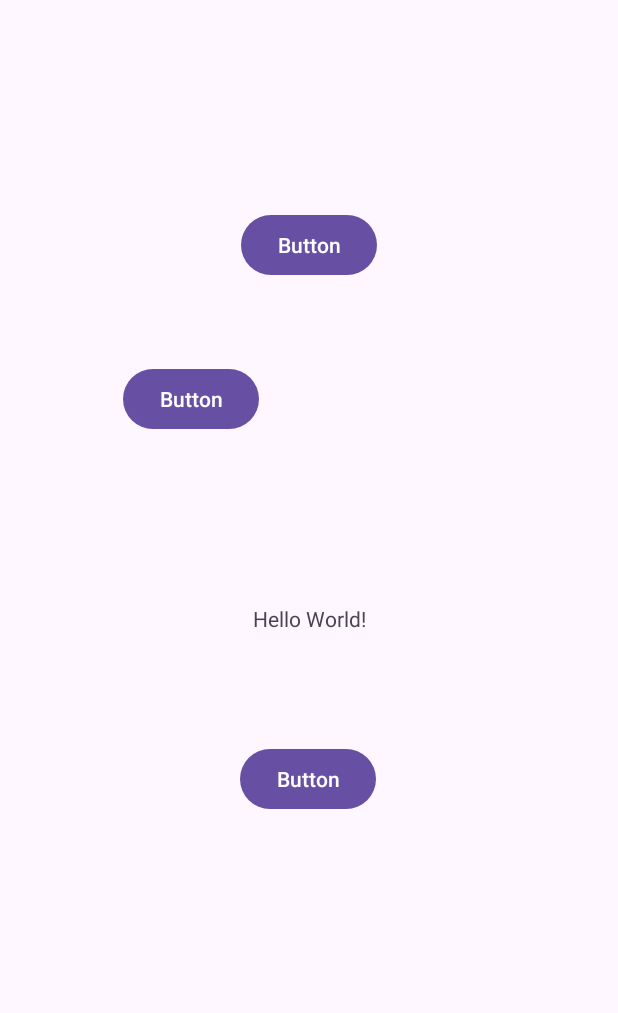
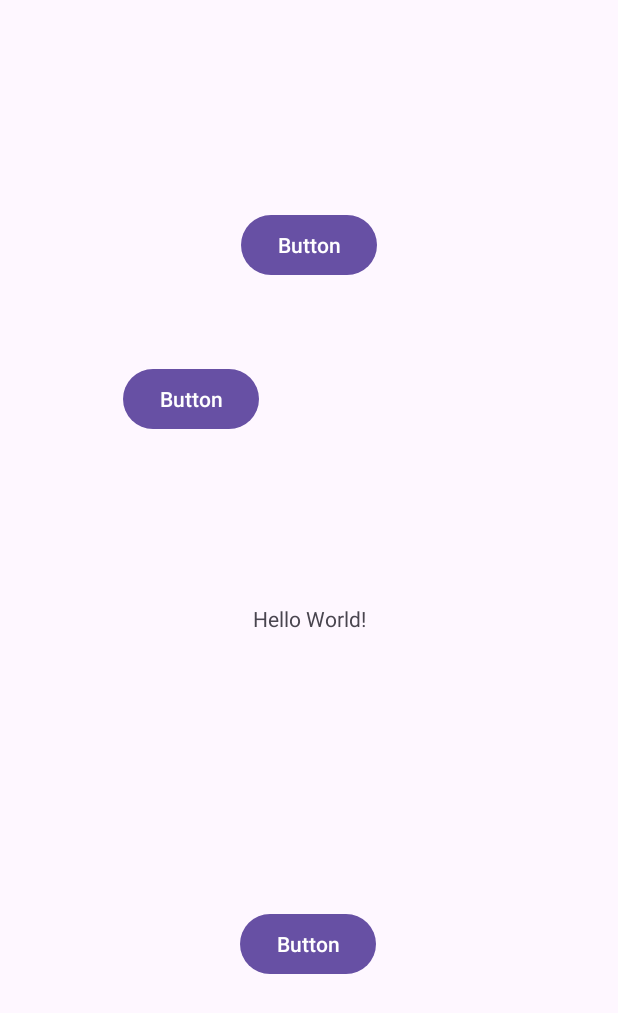
Before and after one commit to Reshala5739/KuznetsovPR22102Pz7, an Android app: the screen it shows after launch (MainActivity), on a phone screen of 412 x 824 dp. Shown: the top 1013 px of the screen. Run offline under Robolectric (Android 15) with nearby library versions, the phone set to English and light mode, and no system bars.

Commit message:
MoveButton3

```diff
--- a/app/src/main/res/layout/activity_main.xml
+++ b/app/src/main/res/layout/activity_main.xml
@@ -52,7 +52,7 @@
         android:layout_marginStart="159dp"
         android:layout_marginTop="50dp"
         android:layout_marginEnd="161dp"
-        android:layout_marginBottom="257dp"
+        android:layout_marginBottom="37dp"
         android:text="Button"
         app:layout_constraintBottom_toBottomOf="parent"
         app:layout_constraintEnd_toEndOf="parent"
```
